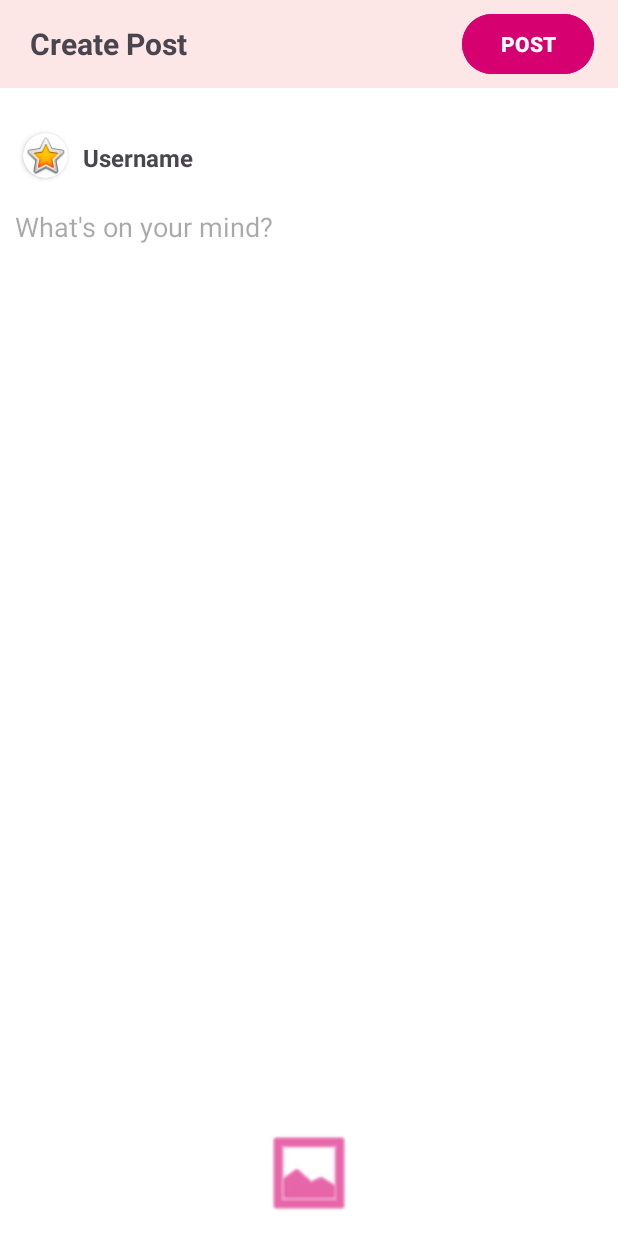
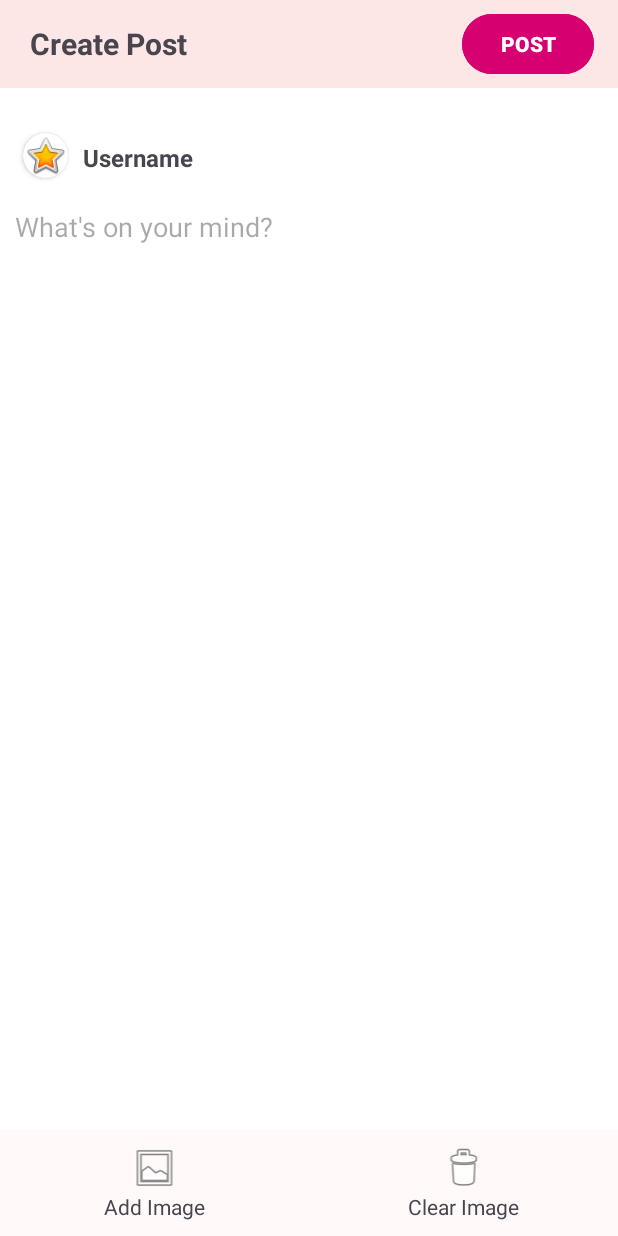
Before and after one commit to atulbadole/SocialMediaApp, an Android app: the CreatePostActivity screen opened directly, with no data from a screen before it, on a phone screen of 412 x 824 dp. Run offline under Robolectric (Android 15) with nearby library versions, the phone set to English and light mode, and no system bars; our stand-ins replace Room's generated code; 1 statement that could not run was skipped.

Commit message:
changed profile photo and minor changes

```diff
--- a/app/src/main/java/com/capgemini/socialmediaapp/view/LoginActivity.kt
+++ b/app/src/main/java/com/capgemini/socialmediaapp/view/LoginActivity.kt
@@ -43,7 +43,6 @@ class LoginActivity : AppCompatActivity() {
         SignUpButton.setOnClickListener{
             val intent = Intent(this, SignUpActivity::class.java)
             startActivity(intent)
-
         }
         currentUser.observe(this){
             if(loginBtnClicked){
--- a/app/src/main/res/layout/activity_comment.xml
+++ b/app/src/main/res/layout/activity_comment.xml
@@ -78,7 +78,7 @@
                 android:layout_width="wrap_content"
                 android:layout_height="wrap_content"
                 android:scaleType="centerCrop"
-                tools:srcCompat="@drawable/portrait" />
+                tools:srcCompat="@drawable/profile_photo" />
         </androidx.cardview.widget.CardView>
 
         <EditText
--- a/app/src/main/res/layout/activity_create_post.xml
+++ b/app/src/main/res/layout/activity_create_post.xml
@@ -85,18 +85,62 @@
         </androidx.constraintlayout.widget.ConstraintLayout>
     </ScrollView>
 
-    <ImageView
-        android:id="@+id/c_selectImageView"
-        android:layout_width="64dp"
-        android:layout_height="64dp"
-        android:layout_marginBottom="10dp"
-        android:foreground="@android:drawable/ic_menu_gallery"
-        android:foregroundTint="#D70070"
+    <LinearLayout
+        android:layout_width="match_parent"
+        android:layout_height="wrap_content"
+        android:background="@color/light_background"
         android:onClick="selectimage"
         app:layout_constraintBottom_toBottomOf="parent"
         app:layout_constraintEnd_toEndOf="parent"
         app:layout_constraintHorizontal_bias="0.5"
-        app:layout_constraintStart_toStartOf="parent" />
+        app:layout_constraintStart_toStartOf="parent">
+
+        <LinearLayout
+            android:id="@+id/post_detail_add_image"
+            android:layout_width="match_parent"
+            android:layout_height="match_parent"
+            android:layout_weight="0.5"
+            android:orientation="vertical"
+            android:padding="10dp"
+            android:weightSum="1">
+
+            <ImageView
+                android:id="@+id/imageView2"
+                android:layout_width="match_parent"
+                android:layout_height="wrap_content"
+                app:srcCompat="@android:drawable/ic_menu_gallery" />
+
+            <TextView
+                android:id="@+id/textView4"
+                android:layout_width="match_parent"
+                android:layout_height="wrap_content"
+                android:text="Add Image"
+                android:textAlignment="center" />
+        </LinearLayout>
+
+        <LinearLayout
+            android:id="@+id/post_detail_clear_image"
+            android:layout_width="match_parent"
+            android:layout_height="match_parent"
+            android:layout_weight="0.5"
+            android:orientation="vertical"
+            android:padding="10dp"
+            android:weightSum="1">
+
+            <ImageView
+                android:id="@+id/imageView3"
+                android:layout_width="match_parent"
+                android:layout_height="wrap_content"
+                app:srcCompat="@android:drawable/ic_menu_delete" />
+
+            <TextView
+                android:id="@+id/textView5"
+                android:layout_width="match_parent"
+                android:layout_height="wrap_content"
+                android:text="Clear Image"
+                android:textAlignment="center" />
+        </LinearLayout>
+    </LinearLayout>
 
     <LinearLayout
         android:id="@+id/linearLayout4"
--- a/app/src/main/res/layout/activity_feed.xml
+++ b/app/src/main/res/layout/activity_feed.xml
@@ -31,7 +31,7 @@
                 android:layout_width="30dp"
                 android:layout_height="30dp"
                 android:scaleType="centerCrop"
-                app:srcCompat="@drawable/portrait" />
+                app:srcCompat="@drawable/profile_photo" />
 
         </androidx.cardview.widget.CardView>
 
--- a/app/src/main/res/layout/activity_post_detail.xml
+++ b/app/src/main/res/layout/activity_post_detail.xml
@@ -47,7 +47,7 @@
                         android:layout_width="match_parent"
                         android:layout_height="match_parent"
                         android:scaleType="centerCrop"
-                        app:srcCompat="@drawable/portrait" />
+                        app:srcCompat="@drawable/profile_photo" />
                 </androidx.cardview.widget.CardView>
 
                 <androidx.cardview.widget.CardView
--- a/app/src/main/res/layout/activity_profile_page.xml
+++ b/app/src/main/res/layout/activity_profile_page.xml
@@ -103,7 +103,7 @@
                     app:layout_constraintEnd_toEndOf="parent"
                     app:layout_constraintStart_toStartOf="parent"
                     app:layout_constraintTop_toTopOf="parent"
-                    app:srcCompat="@drawable/portrait" />
+                    app:srcCompat="@drawable/profile_photo" />
             </androidx.cardview.widget.CardView>
 
             <androidx.cardview.widget.CardView
--- a/app/src/main/res/layout/comment_list_item.xml
+++ b/app/src/main/res/layout/comment_list_item.xml
@@ -36,7 +36,7 @@
                     android:layout_width="match_parent"
                     android:layout_height="match_parent"
                     android:scaleType="centerCrop"
-                    app:srcCompat="@drawable/portrait" />
+                    app:srcCompat="@drawable/profile_photo" />
             </androidx.cardview.widget.CardView>
 
             <androidx.cardview.widget.CardView
--- a/app/src/main/res/layout/feed_page_post_card.xml
+++ b/app/src/main/res/layout/feed_page_post_card.xml
@@ -34,7 +34,7 @@
                     android:layout_width="match_parent"
                     android:layout_height="match_parent"
                     android:scaleType="centerCrop"
-                    app:srcCompat="@drawable/portrait" />
+                    app:srcCompat="@drawable/profile_photo" />
             </androidx.cardview.widget.CardView>
 
             <androidx.cardview.widget.CardView
@@ -173,6 +173,7 @@
             </LinearLayout>
 
             <LinearLayout
+                android:id="@+id/feed_item_comment_btn"
                 android:layout_width="match_parent"
                 android:layout_height="match_parent"
                 android:layout_weight="0.5"
```
Also changed, not shown: app/src/main/java/com/capgemini/socialmediaapp/view/CommentAdapter.kt (+7 -6 lines), app/src/main/java/com/capgemini/socialmediaapp/view/FeedActivity.kt (+62 -13 lines), app/src/main/java/com/capgemini/socialmediaapp/view/FeedViewAdapter.kt (+40 -19 lines), app/src/main/java/com/capgemini/socialmediaapp/view/PostDetailActivity.kt (+36 -32 lines), app/src/main/java/com/capgemini/socialmediaapp/view/ProfilePageActivity.kt (+26 -8 lines).
